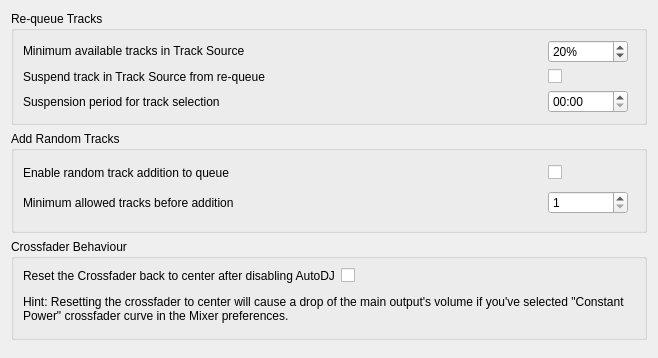
The window that src/preferences/dialog/dlgprefautodjdlg.ui (mixxxdj/mixxx) describes before a commit, drawn with Qt 5.
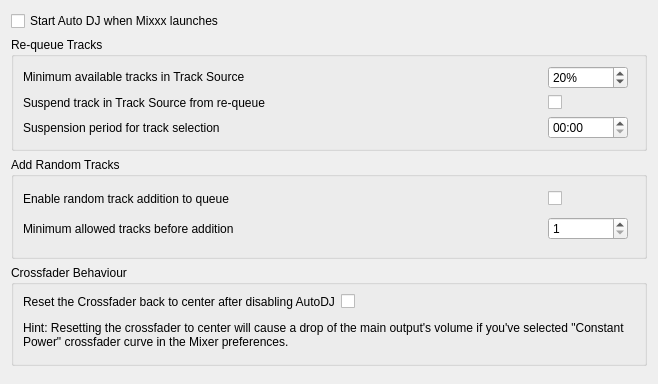
The same window after the commit.

Commit message: AutoDJ: add start-on-launch preference and fix random queue refresh

What changed in the file:
```diff
--- a/src/preferences/dialog/dlgprefautodjdlg.ui
+++ b/src/preferences/dialog/dlgprefautodjdlg.ui
@@ -15,6 +15,17 @@
   </property>
   <layout class="QVBoxLayout" name="AutoDJGridLayout">
 
+   <item>
+    <widget class="QCheckBox" name="StartOnLaunchCheckBox">
+     <property name="text">
+      <string>Start Auto DJ when Mixxx launches</string>
+     </property>
+     <property name="toolTip">
+      <string>Auto DJ may begin playing tracks immediately on startup.</string>
+     </property>
+    </widget>
+   </item>
+
    <item>
     <widget class="QGroupBox" name="RequeueOptions">
       <property name="title">
```
The commit also changes 12 other files.
